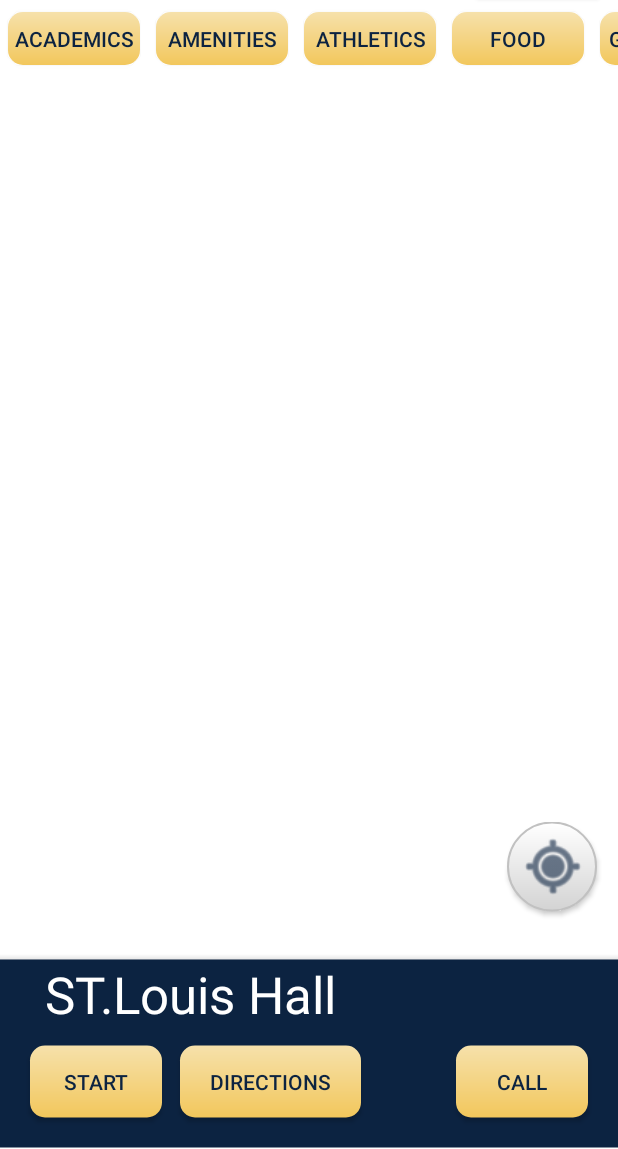
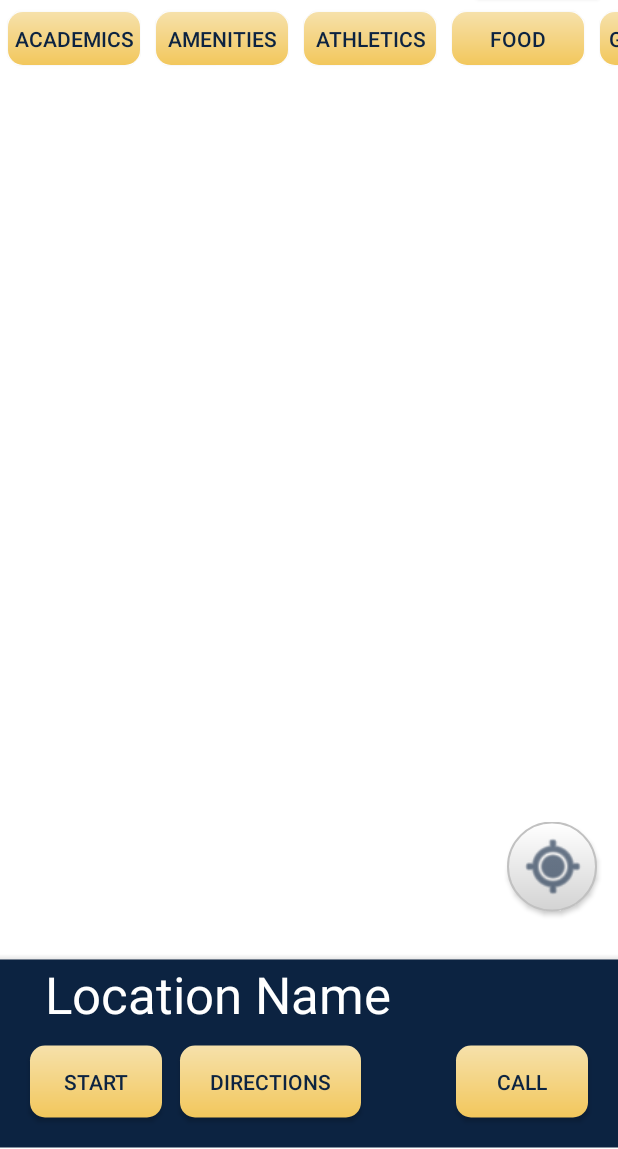
Before and after one commit to avillarreal99/STMUCampusNavigatorApp, an Android app: the screen it shows after launch (MapsActivity), on a phone screen of 412 x 824 dp, the part 87-1236 px from its top. Run offline under Robolectric (Android 15) with nearby library versions, the phone set to English and light mode, and no system bars.

Commit message:
March 16, 2021 | Amanda Villarreal - Editing Information Bar

```diff
--- a/app/src/main/res/layout/activity_maps.xml
+++ b/app/src/main/res/layout/activity_maps.xml
@@ -271,8 +271,8 @@
         android:visibility="visible" />
 
     <TextView
-        android:id="@+id/locationName"
-        android:layout_width="wrap_content"
+        android:id="@+id/locationNameTextView"
+        android:layout_width="370dp"
         android:layout_height="wrap_content"
         android:layout_alignParentBottom="true"
         android:layout_marginStart="30dp"
@@ -281,7 +281,7 @@
         android:layout_marginEnd="80dp"
         android:layout_marginRight="80dp"
         android:layout_marginBottom="80dp"
-        android:text="ST.Louis Hall"
+        android:text="Location Name"
         android:textAppearance="@style/TextAppearance.AppCompat.Display1"
         android:textColor="@color/white" />
 
@@ -304,7 +304,7 @@
         app:backgroundTint="@color/stmarygold" />
 
     <Button
-        android:id="@+id/directButton"
+        android:id="@+id/directionsButton"
         style="buttonBarButtonStyle"
         android:layout_width="wrap_content"
         android:layout_height="wrap_content"
```
